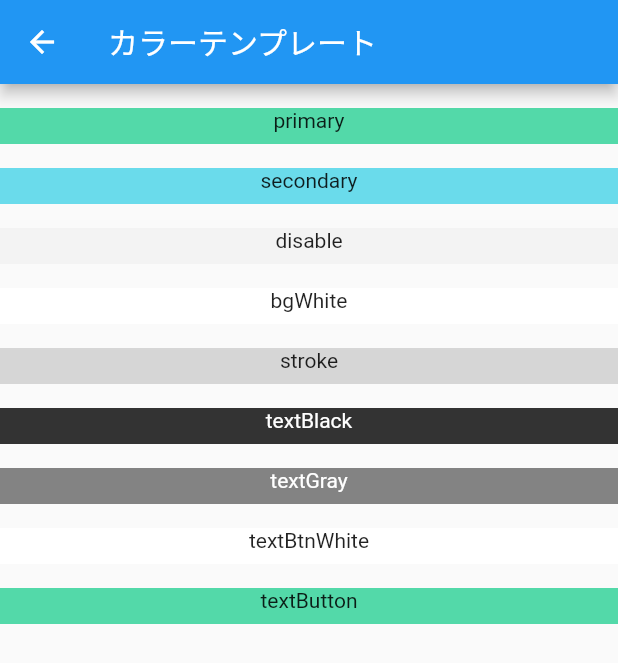
After one commit to mht-ryo-chiba/sweets_app_sample, a Flutter app: the TemplateTop screen opened by its route, after a tap on "AppColor", on a phone screen of 412 x 824 dp. The commit adds this screen. Shown: the top 663 px of the screen. Run offline on Flutter 3.47's test engine with Material 2 defaults, Android fonts, the phone set to English and light mode, and no system bars; our stand-ins replace get.

Commit message:
アプリ内で利用するカラーの設定を追加

```diff
--- a/lib/config/app_routes.dart
+++ b/lib/config/app_routes.dart
@@ -2,6 +2,8 @@ import 'package:flutter/material.dart';
 import 'package:sweets_app_sample/config/app_config.dart';
 import 'package:sweets_app_sample/model/route_data_model.dart';
 import 'package:sweets_app_sample/ui/pages/top.dart';
+import 'package:sweets_app_sample/ui/templates/app_colors_template.dart';
+import 'package:sweets_app_sample/ui/templates/template_top.dart';
 
 class AppRoutes {
   final List<RouteDataModel> _routeList = [
@@ -9,6 +11,19 @@ class AppRoutes {
       pageName: Pages.top.name,
       routeName: Pages.top.routeName,
       widgetBuilder: (BuildContext context) => const Top(),
+    ),
+    // デバッグ用
+    RouteDataModel(
+      pageName: Pages.templateTop.name,
+      routeName: Pages.templateTop.routeName,
+      isDebug: true,
+      widgetBuilder: (BuildContext context) => const TemplateTop(),
+    ),
+    RouteDataModel(
+      pageName: Pages.appColorsTemplate.name,
+      routeName: Pages.appColorsTemplate.routeName,
+      isDebug: true,
+      widgetBuilder: (BuildContext context) => const AppColorsTemplate(),
     ),
   ];
 
@@ -34,15 +49,21 @@ class AppRoutes {
 // 以下ページ一覧設定
 enum Pages {
   top,
+  templateTop,
+  appColorsTemplate,
 }
 
 extension PageNameExtension on Pages {
   static final names = {
     Pages.top: 'トップページ',
+    Pages.templateTop: 'テンプレートトップ',
+    Pages.appColorsTemplate: 'カラーテンプレート',
   };
 
   static final rootNames = {
     Pages.top: '/top',
+    Pages.templateTop: '/templateTop',
+    Pages.appColorsTemplate: '/appColorsTemplate'
   };
 
   String get routeName => rootNames[this] ?? '';
--- /dev/null
+++ b/lib/ui/atoms/app_colors.dart
@@ -0,0 +1,20 @@
+import 'package:flutter/material.dart';
+
+class AppColors {
+  // Theme
+  static const Color primary = Color(0xFF53D9A9);
+  static const Color secondary = Color(0xFF6ADBEB);
+  static const Color disable = Color(0xFFF3F3F3);
+
+  // Background
+  static const Color bgWhite = Color(0xFFFFFFFF);
+
+  // Stroke
+  static const Color stroke = Color(0xFFD6D6D6);
+
+  // Text Color
+  static const Color textBlack = Color(0xFF333333);
+  static const Color textGray = Color(0xFF838383);
+  static const Color textBtnWhite = Color(0xFFFFFFFF);
+  static const Color textButton = Color(0xFF53D9A9);
+}
--- a/lib/ui/pages/top.dart
+++ b/lib/ui/pages/top.dart
@@ -1,5 +1,7 @@
 import 'package:flutter/material.dart';
+import 'package:get/get.dart';
 import 'package:sweets_app_sample/config/app_config.dart';
+import 'package:sweets_app_sample/viewmodel/top_view_mode.dart';
 
 class Top extends StatelessWidget {
   const Top({Key? key}) : super(key: key);
@@ -7,6 +9,8 @@ class Top extends StatelessWidget {
   @override
   Widget build(BuildContext context) {
     // initialize getX Controller
+    final viewModel = Get.put<TopViewModelInterface>(TopViewModel.instance);
+
     return Scaffold(
       appBar: AppBar(
         title: const Text('sweets_app'),
@@ -17,9 +21,9 @@ class Top extends StatelessWidget {
       // デバッグ時のみフローティングボタンを表示
       floatingActionButton: AppConfig().isRelease()
           ? null
-          : const FloatingActionButton(
-              onPressed: null,
-              child: Icon(Icons.adb),
+          : FloatingActionButton(
+              onPressed: viewModel.toTemplate,
+              child: const Icon(Icons.adb),
             ),
     );
   }
--- /dev/null
+++ b/lib/ui/templates/app_colors_template.dart
@@ -0,0 +1,114 @@
+import 'package:flutter/material.dart';
+import 'package:sweets_app_sample/config/app_routes.dart';
+import 'package:sweets_app_sample/ui/atoms/app_colors.dart';
+
+class AppColorsTemplate extends StatelessWidget {
+  const AppColorsTemplate({Key? key}) : super(key: key);
+
+  @override
+  Widget build(BuildContext context) {
+    return Scaffold(
+      appBar: AppBar(
+        title: Text(Pages.appColorsTemplate.name),
+      ),
+      body: SingleChildScrollView(
+        child: Column(
+          children: [
+            const SizedBox(height: 16),
+            Container(
+              width: MediaQuery.of(context).size.width,
+              height: 24,
+              color: AppColors.primary,
+              child: const Text(
+                'primary',
+                textAlign: TextAlign.center,
+              ),
+            ),
+            const SizedBox(height: 16),
+            Container(
+              width: MediaQuery.of(context).size.width,
+              height: 24,
+              color: AppColors.secondary,
+              child: const Text(
+                'secondary',
+                textAlign: TextAlign.center,
+              ),
+            ),
+            const SizedBox(height: 16),
+            Container(
+              width: MediaQuery.of(context).size.width,
+              height: 24,
+              color: AppColors.disable,
+              child: const Text(
+                'disable',
+                textAlign: TextAlign.center,
+              ),
+            ),
+            const SizedBox(height: 16),
+            Container(
+              width: MediaQuery.of(context).size.width,
+              height: 24,
+              color: AppColors.bgWhite,
+              child: const Text(
+                'bgWhite',
+                textAlign: TextAlign.center,
+              ),
+            ),
+            const SizedBox(height: 16),
+            Container(
+              width: MediaQuery.of(context).size.width,
+              height: 24,
+              color: AppColors.stroke,
+              child: const Text(
+                'stroke',
+                textAlign: TextAlign.center,
+              ),
+            ),
+            const SizedBox(height: 16),
+            Container(
+              width: MediaQuery.of(context).size.width,
+              height: 24,
+              color: AppColors.textBlack,
+              child: const Text(
+                'textBlack',
+                textAlign: TextAlign.center,
+                style: TextStyle(color: Colors.white),
+              ),
+            ),
+            const SizedBox(height: 16),
+            Container(
+              width: MediaQuery.of(context).size.width,
+              height: 24,
+              color: AppColors.textGray,
+              child: const Text(
+                'textGray',
+                textAlign: TextAlign.center,
+                style: TextStyle(color: Colors.white),
+              ),
+            ),
+            const SizedBox(height: 16),
+            Container(
+              width: MediaQuery.of(context).size.width,
+              height: 24,
+              color: AppColors.textBtnWhite,
+              child: const Text(
+                'textBtnWhite',
+                textAlign: TextAlign.center,
+              ),
+            ),
+            const SizedBox(height: 16),
+            Container(
+              width: MediaQuery.of(context).size.width,
+              height: 24,
+              color: AppColors.textButton,
+              child: const Text(
+                'textButton',
+                textAlign: TextAlign.center,
+              ),
+            ),
+          ],
+        ),
+      ),
+    );
+  }
+}
--- /dev/null
+++ b/lib/ui/templates/template_top.dart
@@ -0,0 +1,36 @@
+import 'package:flutter/material.dart';
+import 'package:get/get.dart';
+import 'package:sweets_app_sample/config/app_routes.dart';
+import 'package:sweets_app_sample/viewmodel/template_top_view_model.dart';
+
+class TemplateTop extends StatelessWidget {
+  const TemplateTop({Key? key}) : super(key: key);
+
+  @override
+  Widget build(BuildContext context) {
+    // initialize getX Controller
+    final viewModel =
+        Get.put<TemplateTopViewModelInterface>(TemplateTopViewModel.instance);
+
+    return Scaffold(
+      appBar: AppBar(
+        title: Text(Pages.templateTop.name),
+      ),
+      body: SingleChildScrollView(
+        child: Center(
+          child: Column(
+            children: [
+              ElevatedButton(
+                onPressed: () {
+                  viewModel.toTemplateDetail(Pages.appColorsTemplate.routeName);
+                },
+                child: const Text('AppColor'),
+              ),
+              const SizedBox(height: 16)
+            ],
+          ),
+        ),
+      ),
+    );
+  }
+}
--- /dev/null
+++ b/lib/viewmodel/template_top_view_model.dart
@@ -0,0 +1,14 @@
+import 'package:get/get.dart';
+
+abstract class TemplateTopViewModelInterface extends GetxController {
+  Future<void> toTemplateDetail(String rootName);
+}
+
+class TemplateTopViewModel extends GetxController
+    implements TemplateTopViewModelInterface {
+  static final TemplateTopViewModel instance = TemplateTopViewModel();
+  @override
+  Future<void> toTemplateDetail(String rootName) async {
+    await Get.toNamed<void>(rootName);
+  }
+}
--- /dev/null
+++ b/lib/viewmodel/top_view_mode.dart
@@ -0,0 +1,15 @@
+import 'package:get/get.dart';
+import 'package:sweets_app_sample/config/app_routes.dart';
+
+abstract class TopViewModelInterface extends GetxController {
+  Future<void> toTemplate();
+}
+
+class TopViewModel extends GetxController implements TopViewModelInterface {
+  static final TopViewModel instance = TopViewModel();
+
+  @override
+  Future<void> toTemplate() async {
+    await Get.toNamed<void>(Pages.templateTop.routeName);
+  }
+}
```
